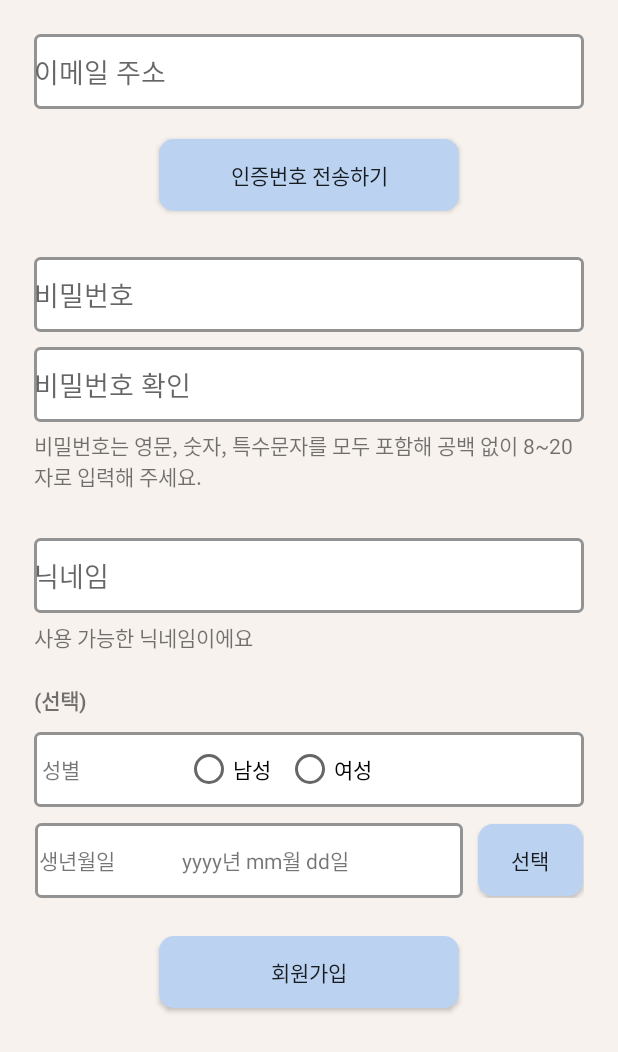
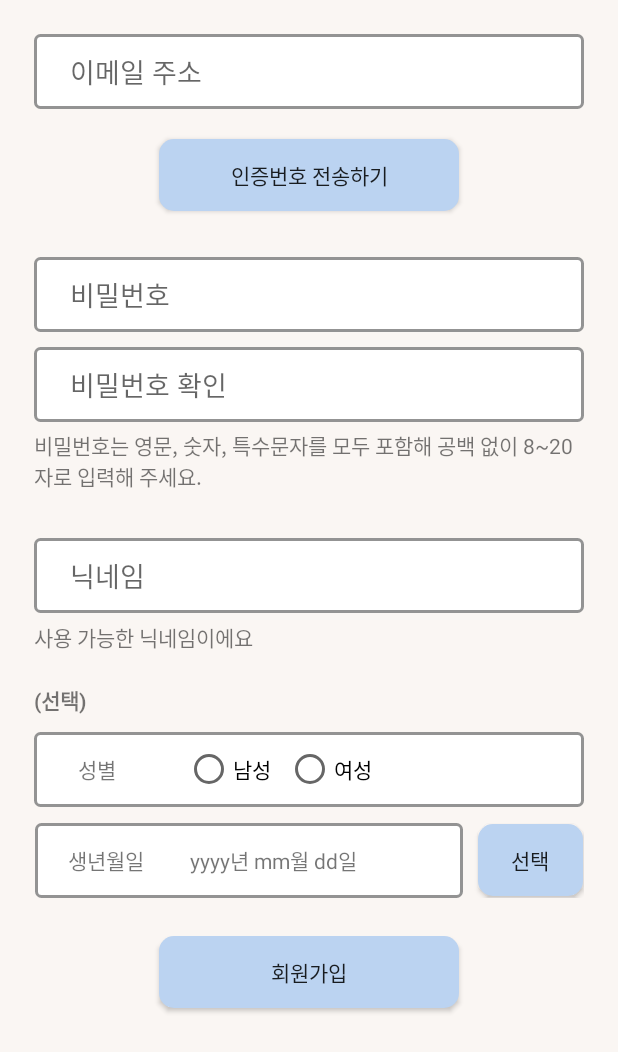
Before and after one commit to AI-Book-Organizer-Team/FE-AI-Book, an Android app: the layout activity_signup.xml on its own in the app's theme, with its tools: preview values and no code run, on a phone screen of 412 x 824 dp. Shown: the top 1052 px of the screen. Run offline under Robolectric (Android 15) with nearby library versions, the phone set to English and light mode, and no system bars.

Commit message:
메인홈.xml 초안

```diff
--- a/app/src/main/res/layout/activity_main.xml
+++ b/app/src/main/res/layout/activity_main.xml
@@ -34,5 +34,10 @@
         android:layout_height="wrap_content"
         android:text="최신순 책장 보기" />
 
+    <Button
+        android:id="@+id/btn_home"
+        android:layout_width="wrap_content"
+        android:layout_height="wrap_content"
+        android:text="home" />
 
     </LinearLayout>
--- a/app/src/main/res/layout/sign_up.xml
+++ b/app/src/main/res/layout/activity_signup.xml
@@ -5,7 +5,7 @@
     android:layout_width="match_parent"
     android:layout_height="match_parent"
     android:padding="17dp"
-    android:background="#F7F2EE"
+    android:background="#FAF6F3"
     tools:context=".MainActivity">
 
     <ScrollView
@@ -14,6 +14,7 @@
         android:fillViewport="true"
         android:scrollbars="none">
 
+<!--    전체화면    -->
         <LinearLayout
             android:layout_width="match_parent"
             android:layout_height="match_parent"
@@ -32,7 +33,8 @@
                     android:id="@+id/email"
                     android:background="@drawable/input_box"
                     android:layout_marginBottom="20dp"
-                    android:hint="이메일 주소"/>
+                    android:hint="이메일 주소"
+                    android:paddingHorizontal="24dp"/>
                 <Button
                     android:layout_width="200dp"
                     android:layout_height="wrap_content"
@@ -65,8 +67,14 @@
                         android:layout_marginLeft="10dp"
                         android:background="@drawable/input_button"
                         android:id="@+id/emailverify_btn"/>
-
                 </LinearLayout>
+                <TextView
+                        android:layout_width="match_parent"
+                        android:layout_height="wrap_content"
+                        android:text="인증이 완료되었습니다."
+                        android:layout_marginBottom="20dp"
+                        android:id="@+id/emailverify_str"
+                        android:visibility="gone"/>
             </LinearLayout>
 
             <!--  비밀번호  -->
@@ -82,14 +90,16 @@
                     android:id="@+id/password1"
                     android:background="@drawable/input_box"
                     android:hint="비밀번호"
-                    android:layout_marginBottom="10dp"/>
+                    android:layout_marginBottom="10dp"
+                    android:paddingHorizontal="24dp"/>
                 <EditText
                     android:layout_width="match_parent"
                     android:layout_height="50dp"
                     android:id="@+id/password2"
                     android:background="@drawable/input_box"
                     android:hint="비밀번호 확인"
-                    android:layout_marginBottom="5dp"/>
+                    android:layout_marginBottom="5dp"
+                    android:paddingHorizontal="24dp"/>
                 <TextView
                     android:layout_width="match_parent"
                     android:layout_height="wrap_content"
@@ -110,7 +120,8 @@
                     android:id="@+id/nickname"
                     android:hint="닉네임"
                     android:background="@drawable/input_box"
-                    android:layout_marginBottom="5dp"/>
+                    android:layout_marginBottom="5dp"
+                    android:paddingHorizontal="24dp"/>
 
                 <TextView
                     android:layout_width="match_parent"
@@ -149,7 +160,8 @@
                     android:layout_width="90dp"
                     android:layout_height="wrap_content"
                     android:text="성별"
-                    android:layout_margin="5dp"/>
+                    android:layout_margin="5dp"
+                    android:paddingHorizontal="24dp"/>
                 <RadioGroup
                     android:layout_width="match_parent"
                     android:layout_height="wrap_content"
@@ -182,10 +194,11 @@
                     android:gravity="center"
                     android:background="@drawable/input_box">
                     <TextView
-                        android:layout_width="90dp"
+                        android:layout_width="100dp"
                         android:layout_height="wrap_content"
                         android:text="생년월일"
-                        android:layout_margin="5dp"/>
+                        android:layout_margin="5dp"
+                        android:paddingHorizontal="24dp"/>
                     <TextView
                         android:layout_width="190dp"
                         android:layout_height="wrap_content"
```
Also changed, not shown: app/src/main/res/drawable/main_home_booklist_box.xml (added, +7 -0 lines), app/src/main/res/drawable/main_home_kategorie_f.xml (added, +7 -0 lines), app/src/main/res/drawable/main_home_kategorie_t.xml (added, +7 -0 lines), app/src/main/res/drawable/main_home_ai_banner_sample.png (added), app/src/main/res/drawable/main_home_my_book_list.png (added).
